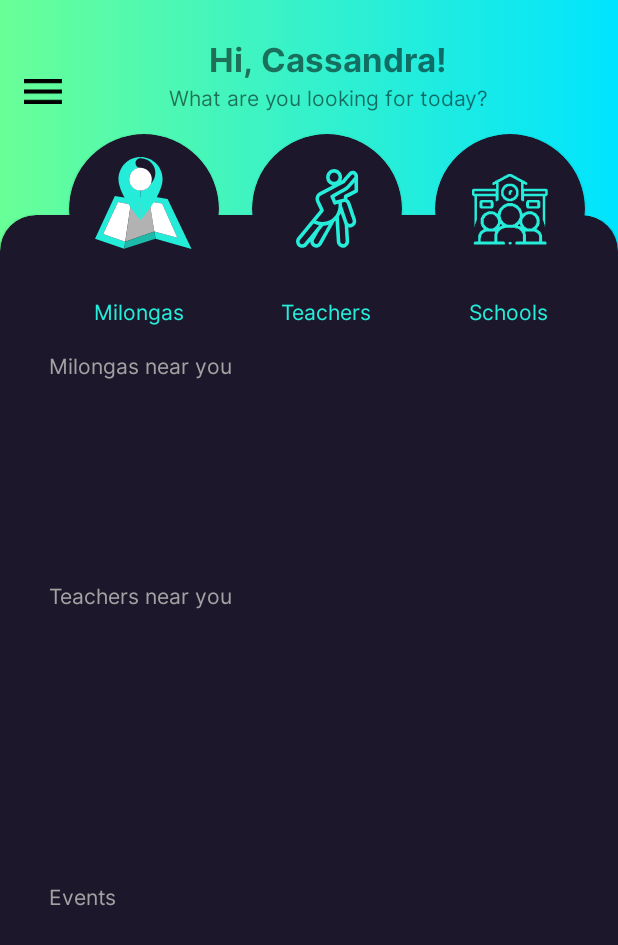
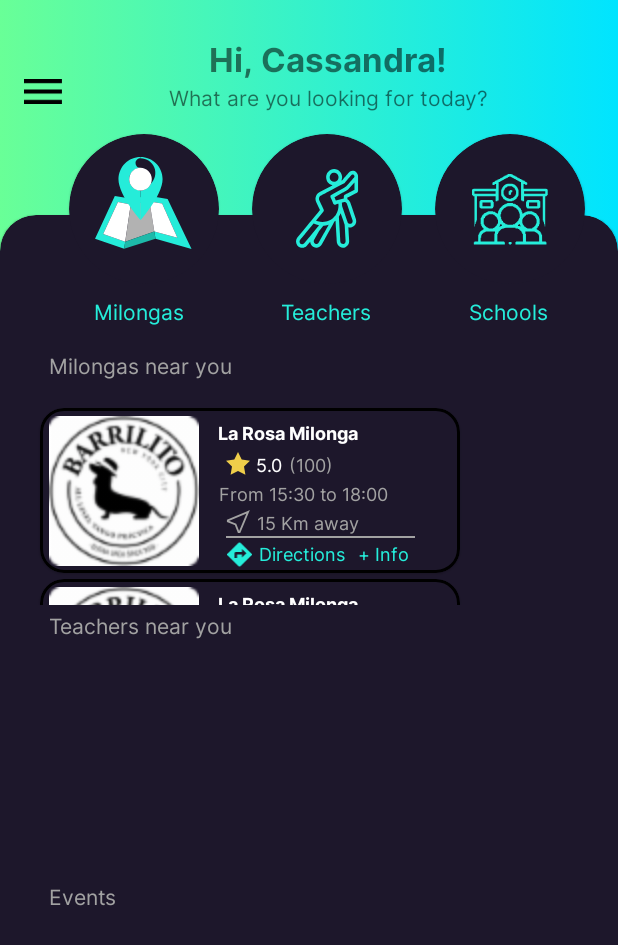
Before and after one commit to Osehi/Foodstuff, an Android app: the layout fragment_home.xml on its own in the app's theme, with its tools: preview values and no code run, on a phone screen of 412 x 824 dp. Shown: the top 945 px of the screen. Run offline under Robolectric (Android 15) with nearby library versions, the phone set to English and light mode, and no system bars.

Commit message:
Added milongas list item

```diff
--- a/app/src/main/AndroidManifest.xml
+++ b/app/src/main/AndroidManifest.xml
@@ -15,7 +15,9 @@
         tools:targetApi="31">
         <activity
             android:name=".MainActivity"
-            android:exported="true">
+            android:exported="true"
+            android:screenOrientation="portrait"
+            >
             <intent-filter>
                 <action android:name="android.intent.action.MAIN" />
 
--- a/app/src/main/java/com/polish/resource/features/home/HomeFragment.kt
+++ b/app/src/main/java/com/polish/resource/features/home/presentation/HomeFragment.kt
@@ -1,4 +1,4 @@
-package com.polish.resource.features.home
+package com.polish.resource.features.home.presentation
 
 import android.os.Bundle
 import android.view.LayoutInflater
--- /dev/null
+++ b/app/src/main/res/drawable/ic_directions.xml
@@ -0,0 +1,9 @@
+<vector xmlns:android="http://schemas.android.com/apk/res/android"
+    android:width="16dp"
+    android:height="17dp"
+    android:viewportWidth="16"
+    android:viewportHeight="17">
+  <path
+      android:pathData="M15.762,7.967L8.562,1.167C8.409,1.025 8.208,0.946 7.998,0.946C7.789,0.946 7.588,1.025 7.434,1.167L0.234,7.967C0.161,8.035 0.102,8.117 0.061,8.209C0.021,8.301 0,8.4 0,8.5C0,8.6 0.021,8.699 0.061,8.791C0.102,8.883 0.161,8.965 0.234,9.033L7.434,15.833C7.588,15.975 7.789,16.054 7.998,16.054C8.208,16.054 8.409,15.975 8.562,15.833L15.762,9.033C15.836,8.965 15.895,8.883 15.936,8.791C15.976,8.699 15.997,8.6 15.997,8.5C15.997,8.4 15.976,8.301 15.936,8.209C15.895,8.117 15.836,8.035 15.762,7.967ZM9.589,10.393V8.504H6.389V10.771H4.789V7.747C4.796,7.541 4.884,7.346 5.034,7.204C5.184,7.062 5.383,6.986 5.589,6.991H9.589V5.103L12.389,7.747L9.589,10.393Z"
+      android:fillColor="#25EDDA"/>
+</vector>
--- /dev/null
+++ b/app/src/main/res/drawable/ic_distance.xml
@@ -0,0 +1,11 @@
+<vector xmlns:android="http://schemas.android.com/apk/res/android"
+    android:width="13dp"
+    android:height="13dp"
+    android:viewportWidth="13"
+    android:viewportHeight="13">
+  <path
+      android:strokeWidth="1"
+      android:pathData="M12,1L1,5.603V6.198L5.181,7.822L6.795,12H7.39L12,1Z"
+      android:fillColor="#00000000"
+      android:strokeColor="#A2A2A2"/>
+</vector>
--- /dev/null
+++ b/app/src/main/res/drawable/ic_star.xml
@@ -0,0 +1,9 @@
+<vector xmlns:android="http://schemas.android.com/apk/res/android"
+    android:width="16dp"
+    android:height="16dp"
+    android:viewportWidth="16"
+    android:viewportHeight="16">
+  <path
+      android:pathData="M8,0L10.472,5.009L16,5.812L12,9.711L12.945,15.216L8,12.618L3.055,15.217L4,9.712L0,5.813L5.528,5.01L8,0Z"
+      android:fillColor="#EFCE4A"/>
+</vector>
--- a/app/src/main/res/layout/fragment_home.xml
+++ b/app/src/main/res/layout/fragment_home.xml
@@ -9,7 +9,7 @@
 <androidx.constraintlayout.widget.ConstraintLayout
     android:layout_width="match_parent"
     android:layout_height="match_parent"
-    tools:context=".features.home.HomeFragment"
+    tools:context=".features.home.presentation.HomeFragment"
     android:background="@drawable/gradient_bg"
     >
     <ImageView
@@ -129,7 +129,7 @@
                 android:layout_width="wrap_content"
                 android:layout_height="wrap_content"
                 android:orientation="horizontal"
-                app:layout_constraintGuide_percent="0.35" />
+                app:layout_constraintGuide_percent="0.38" />
 
             <androidx.recyclerview.widget.RecyclerView
                 android:id="@+id/home_fragment_milongas_rv"
@@ -140,7 +140,10 @@
                 app:layout_constraintStart_toStartOf="parent"
                 app:layout_constraintEnd_toEndOf="parent"
                 tools:layout_editor_absoluteX="1dp"
-                tools:layout_editor_absoluteY="1dp" />
+                tools:layout_editor_absoluteY="1dp"
+                android:layout_marginStart="18dp"
+                tools:listitem="@layout/milongas_list_item"
+                />
 
             <TextView
                 android:id="@+id/home_fragment_list_title_teachers_tv"
--- /dev/null
+++ b/app/src/main/res/layout/milongas_list_item.xml
@@ -0,0 +1,180 @@
+<?xml version="1.0" encoding="utf-8"?>
+<com.google.android.material.card.MaterialCardView xmlns:android="http://schemas.android.com/apk/res/android"
+    xmlns:app="http://schemas.android.com/apk/res-auto"
+    xmlns:tools="http://schemas.android.com/tools"
+    android:layout_width="280dp"
+    android:layout_marginEnd="32dp"
+    android:layout_marginTop="2dp"
+    android:layout_marginStart="2dp"
+    android:layout_marginBottom="2dp"
+    app:cardCornerRadius="16dp"
+    android:backgroundTint="@color/bg_view"
+    android:outlineAmbientShadowColor="@color/black"
+    android:outlineSpotShadowColor="@color/black"
+    app:strokeColor="@color/black"
+    app:strokeWidth="2dp"
+    android:elevation="32dp"
+    android:layout_height="110dp">
+
+    <androidx.constraintlayout.widget.ConstraintLayout
+        android:layout_width="match_parent"
+        android:layout_height="match_parent">
+
+
+        <androidx.constraintlayout.widget.Guideline
+            android:id="@+id/molingas_list_item_gdl"
+            android:layout_width="wrap_content"
+            android:layout_height="wrap_content"
+            android:orientation="vertical"
+            app:layout_constraintGuide_percent="0.4" />
+
+        <ImageView
+            android:id="@+id/molingas_list_item_iv"
+            android:layout_width="100dp"
+            android:layout_height="100dp"
+            app:layout_constraintBottom_toBottomOf="parent"
+            app:layout_constraintEnd_toStartOf="@+id/molingas_list_item_gdl"
+            app:layout_constraintStart_toStartOf="parent"
+            app:layout_constraintTop_toTopOf="parent"
+            app:srcCompat="@drawable/milongasitemone" />
+
+        <TextView
+            android:id="@+id/molingas_list_item_title_tv"
+            android:layout_width="wrap_content"
+            android:layout_height="wrap_content"
+            android:layout_marginTop="8dp"
+            android:fontFamily="@font/inter_bold"
+            android:text="@string/milongas_list_item_title"
+            android:textColor="@color/white"
+            android:textSize="@dimen/molingas_list_item_title_tsx"
+            app:layout_constraintEnd_toEndOf="parent"
+            app:layout_constraintHorizontal_bias="0.093"
+            app:layout_constraintStart_toStartOf="@+id/molingas_list_item_gdl"
+            app:layout_constraintTop_toTopOf="parent" />
+
+        <ImageView
+            android:id="@+id/milongas_list_item_rating_iv"
+            android:layout_width="wrap_content"
+            android:layout_height="wrap_content"
+            android:layout_marginStart="12dp"
+            android:layout_marginTop="4dp"
+            app:layout_constraintStart_toStartOf="@+id/molingas_list_item_gdl"
+            app:layout_constraintTop_toBottomOf="@+id/molingas_list_item_title_tv"
+            app:srcCompat="@drawable/ic_star" />
+
+        <TextView
+            android:id="@+id/milongas_list_item_rating_tv"
+            android:layout_width="wrap_content"
+            android:layout_height="wrap_content"
+            android:layout_marginStart="4dp"
+            android:layout_marginTop="4dp"
+            android:fontFamily="@font/inter"
+            android:text="@string/milongas_list_item_rating"
+            android:textColor="@color/white"
+            android:textSize="@dimen/molingas_list_item_title_tsx"
+            app:layout_constraintStart_toEndOf="@+id/milongas_list_item_rating_iv"
+            app:layout_constraintTop_toBottomOf="@+id/molingas_list_item_title_tv" />
+
+        <TextView
+            android:id="@+id/milongas_list_item_rating_percent_tv"
+            android:layout_width="wrap_content"
+            android:layout_height="wrap_content"
+            android:layout_marginStart="4dp"
+            android:fontFamily="@font/inter"
+            android:text="@string/milongas_list_item_rating_percent"
+            android:textColor="@color/info_title"
+            android:textSize="@dimen/molingas_list_item_title_tsx"
+            app:layout_constraintStart_toEndOf="@+id/milongas_list_item_rating_tv"
+            app:layout_constraintTop_toTopOf="@+id/milongas_list_item_rating_tv" />
+
+        <TextView
+            android:id="@+id/milongas_list_item_distance_tv"
+            android:layout_width="wrap_content"
+            android:layout_height="wrap_content"
+            android:layout_marginTop="2dp"
+            android:fontFamily="@font/inter"
+            android:text="@string/milongas_list_item_time_duration"
+            android:textColor="@color/info_title"
+            android:textSize="@dimen/molingas_list_item_title_tsx"
+            app:layout_constraintEnd_toEndOf="parent"
+            app:layout_constraintHorizontal_bias="0.129"
+            app:layout_constraintStart_toStartOf="@+id/molingas_list_item_gdl"
+            app:layout_constraintTop_toBottomOf="@+id/milongas_list_item_rating_tv" />
+
+        <ImageView
+            android:id="@+id/milongas_list_item_direction"
+            android:layout_width="16dp"
+            android:layout_height="16dp"
+            android:layout_marginStart="12dp"
+            android:layout_marginTop="2dp"
+            app:layout_constraintStart_toStartOf="@+id/molingas_list_item_gdl"
+            app:layout_constraintTop_toBottomOf="@+id/milongas_list_item_distance_tv"
+            app:srcCompat="@drawable/ic_distance" />
+
+        <TextView
+            android:id="@+id/milongas_list_item_direction_tv"
+            android:layout_width="wrap_content"
+            android:layout_height="wrap_content"
+            android:layout_marginStart="4dp"
+            android:layout_marginTop="2dp"
+            android:fontFamily="@font/inter"
+            android:text="@string/milongas_list_item_direction"
+            android:textColor="@color/info_title"
+            android:textSize="@dimen/molingas_list_item_title_tsx"
+            app:layout_constraintEnd_toEndOf="parent"
+            app:layout_constraintHorizontal_bias="0.006"
+            app:layout_constraintStart_toEndOf="@+id/milongas_list_item_direction"
+            app:layout_constraintTop_toBottomOf="@+id/milongas_list_item_distance_tv" />
+
+        <View
+            android:id="@+id/milongas_"
+            android:layout_width="0dp"
+            android:layout_height="1dp"
+            android:layout_marginStart="12dp"
+            android:layout_marginEnd="30dp"
+            app:layout_constraintStart_toEndOf="@id/molingas_list_item_gdl"
+            app:layout_constraintTop_toBottomOf="@id/milongas_list_item_direction_tv"
+            app:layout_constraintEnd_toEndOf="parent"
+            android:background="@color/info_title"
+            />
+
+        <ImageView
+            android:id="@+id/milongas_list_item_directions_iv"
+            android:layout_width="18dp"
+            android:layout_height="18dp"
+            android:layout_marginTop="2dp"
+            android:layout_marginStart="12dp"
+            app:layout_constraintStart_toStartOf="@+id/molingas_list_item_gdl"
+            app:layout_constraintTop_toBottomOf="@+id/milongas_"
+            app:srcCompat="@drawable/ic_directions" />
+
+        <TextView
+            android:id="@+id/milongas_list_item_directions_tv"
+            android:layout_width="wrap_content"
+            android:layout_height="wrap_content"
+            android:layout_marginStart="4dp"
+            android:layout_marginTop="2dp"
+            android:fontFamily="@font/inter"
+            android:text="@string/milongas_list_item_directions"
+            android:textColor="@color/text_title"
+            android:textSize="@dimen/milongas_list_item_directions_tsx"
+            app:layout_constraintStart_toEndOf="@+id/milongas_list_item_directions_iv"
+            app:layout_constraintTop_toBottomOf="@+id/milongas_" />
+
+        <TextView
+            android:id="@+id/milongas_list_item_info_tv"
+            android:layout_width="wrap_content"
+            android:layout_height="wrap_content"
+            android:layout_marginTop="2dp"
+            android:fontFamily="@font/inter"
+            android:text="@string/milongas_list_item_info"
+            android:textColor="@color/text_title"
+            android:textSize="@dimen/milongas_list_item_directions_tsx"
+            app:layout_constraintEnd_toEndOf="parent"
+            app:layout_constraintHorizontal_bias="0.196"
+            app:layout_constraintStart_toEndOf="@+id/milongas_list_item_directions_tv"
+            app:layout_constraintTop_toBottomOf="@+id/milongas_" />
+    </androidx.constraintlayout.widget.ConstraintLayout>
+
+
+</com.google.android.material.card.MaterialCardView>
--- a/app/src/main/res/navigation/resource_nav_graph.xml
+++ b/app/src/main/res/navigation/resource_nav_graph.xml
@@ -7,7 +7,7 @@
 
     <fragment
         android:id="@+id/homeFragment"
-        android:name="com.polish.resource.features.home.HomeFragment"
+        android:name="com.polish.resource.features.home.presentation.HomeFragment"
         android:label="fragment_home"
         tools:layout="@layout/fragment_home" />
     <fragment
--- a/app/src/main/res/values/dimens.xml
+++ b/app/src/main/res/values/dimens.xml
@@ -1,4 +1,6 @@
 <?xml version="1.0" encoding="utf-8"?>
 <resources>
     <dimen name="homeFragment_title_greeting_txsz">22sp</dimen>
+    <dimen name="milongas_list_item_directions_tsx">12sp</dimen>
+    <dimen name="molingas_list_item_title_tsx">12sp</dimen>
 </resources>
--- a/app/src/main/res/values/strings.xml
+++ b/app/src/main/res/values/strings.xml
@@ -12,4 +12,11 @@
     <string name="home_fragment_list_title_milongas">Milongas near you</string>
     <string name="home_fragment_list_title_teachers">Teachers near you</string>
     <string name="home_fragment_list_title_events">Events</string>
+    <string name="milongas_list_item_title">La Rosa Milonga</string>
+    <string name="milongas_list_item_rating">5.0</string>
+    <string name="milongas_list_item_rating_percent">(100)</string>
+    <string name="milongas_list_item_time_duration">From 15:30 to 18:00</string>
+    <string name="milongas_list_item_direction">15 Km away</string>
+    <string name="milongas_list_item_directions">Directions</string>
+    <string name="milongas_list_item_info">+ Info</string>
 </resources>
```
Also changed, not shown: app/src/main/res/drawable-hdpi/milongasitemone.png (added), app/src/main/res/drawable-mdpi/milongasitemone.png (added), app/src/main/res/drawable-xhdpi/milongasitemone.png (added), app/src/main/res/drawable-xxhdpi/milongasitemone.png (added), app/src/main/res/drawable-xxxhdpi/milongasitemone.png (added).
